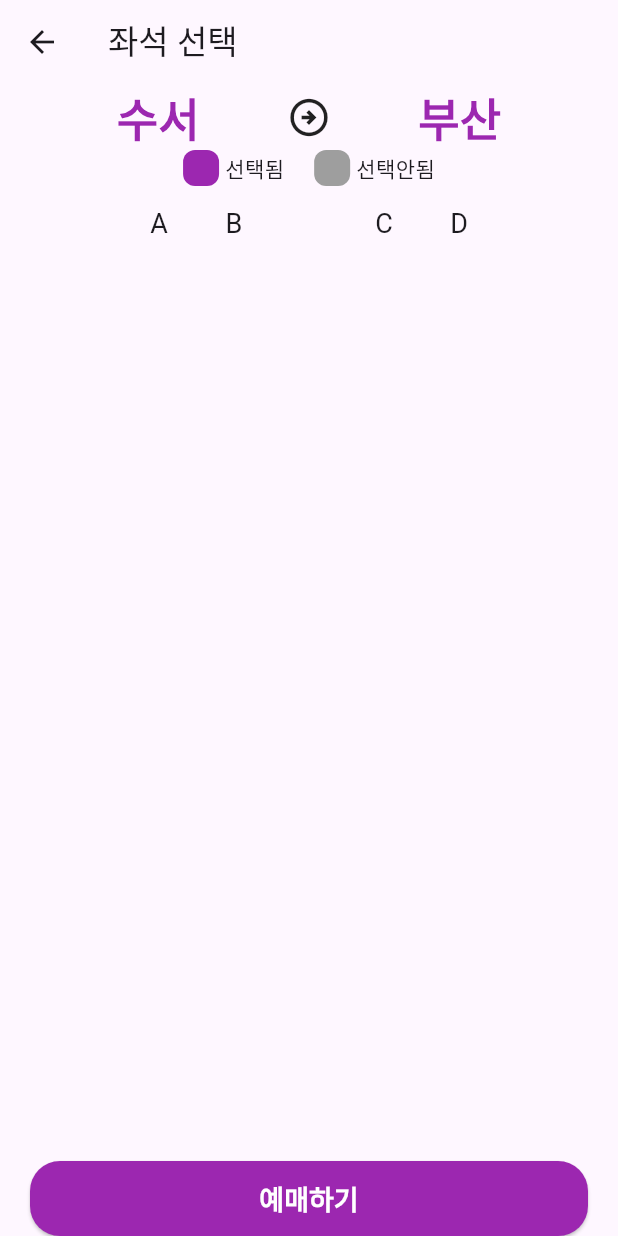
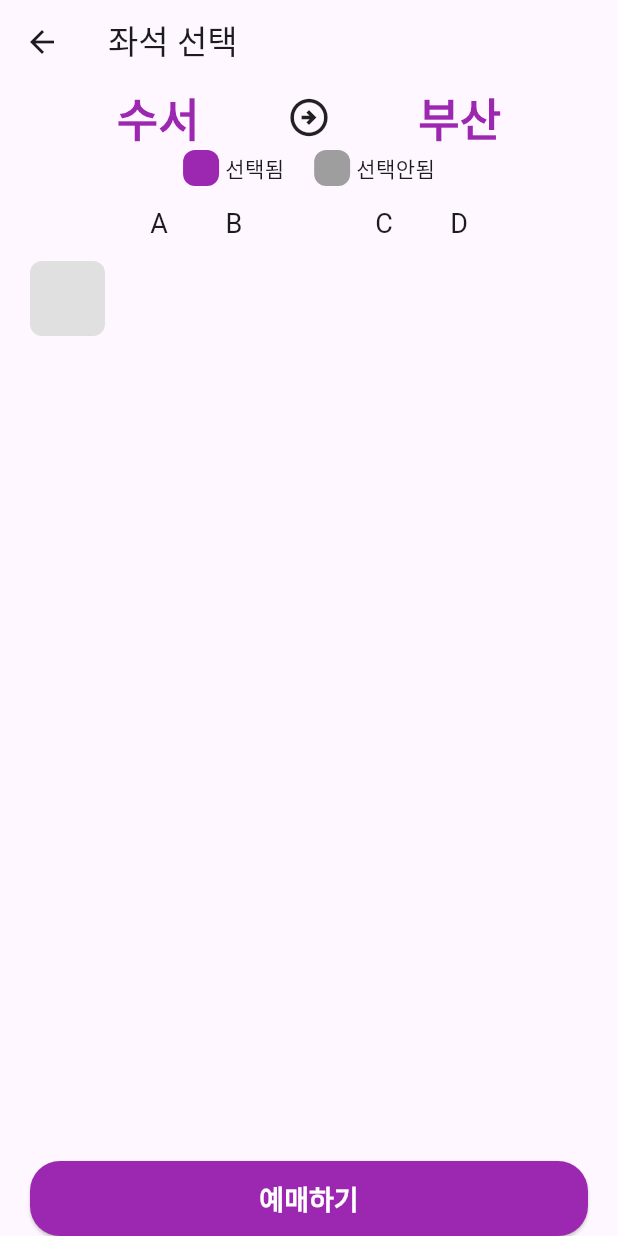
Before and after one commit to hippieperm/flutter-train-example, a Flutter app: the SeatPage screen opened directly, on a phone screen of 412 x 824 dp. Run offline on Flutter 3.47's test engine with Material 3 defaults, Android fonts, the phone set to English and light mode, and no system bars.

Commit message:
SeatListView 위젯 수정: lable 함수의 매개변수 이름을 'str'에서 'text'로 변경하고, 새로운 Row 위젯을 추가하여 UI를 개선함

```diff
--- a/lib/seat_page/widgets/station_info copy.dart
+++ b/lib/seat_page/widgets/station_info copy.dart
@@ -17,19 +17,31 @@ class SeatListView extends StatelessWidget {
               lable('C'),
               lable('D'),
             ],
+          ),
+          Row(
+            children: [
+              Container(
+                width: 50,
+                height: 50,
+                decoration: BoxDecoration(
+                  borderRadius: BorderRadius.circular(8),
+                  color: Colors.grey[300],
+                ),
+              )
+            ],
           )
         ],
       ),
     );
   }
 
-  Container lable(String str) {
+  Container lable(String text) {
     return Container(
       width: 50,
       height: 50,
       alignment: Alignment.center,
       child: Text(
-        str,
+        text,
         style: TextStyle(fontSize: 18),
       ),
     );
```
